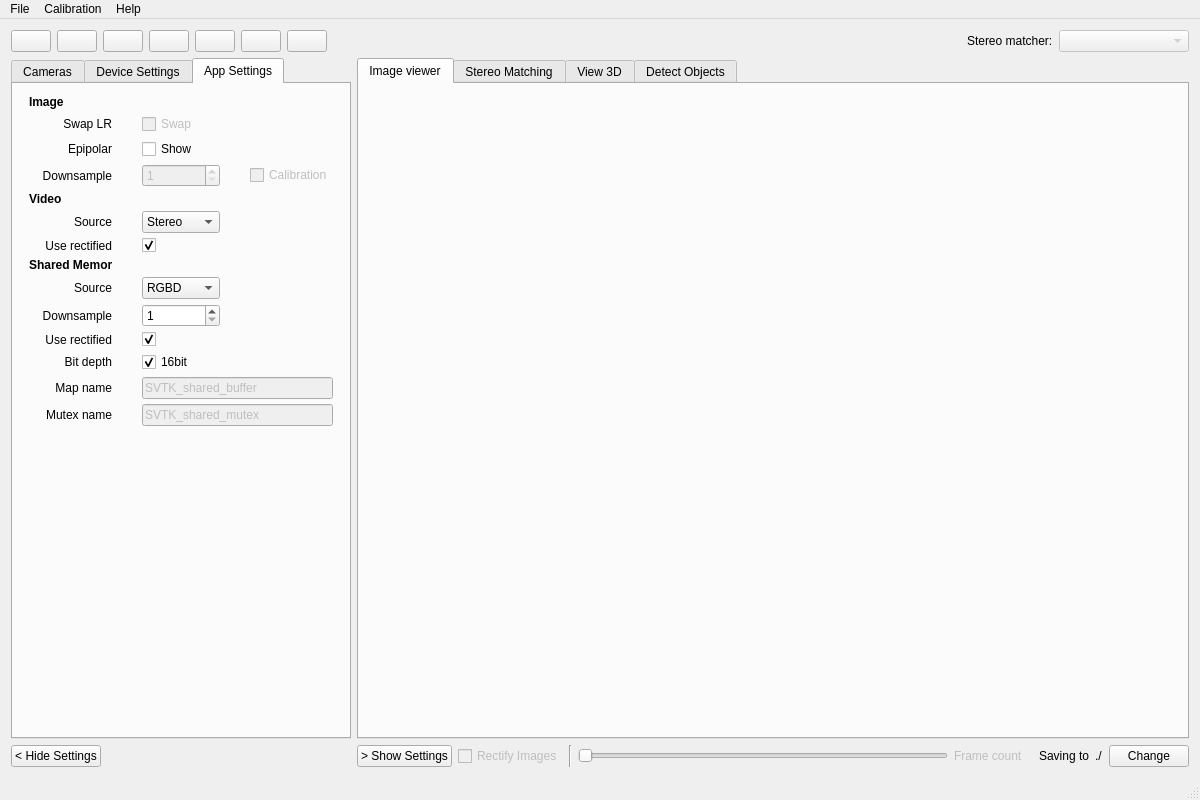
The window that src/svtkwindow.ui (i3drobotics/stereo-vision-toolkit) describes before a commit, drawn with Qt 5.
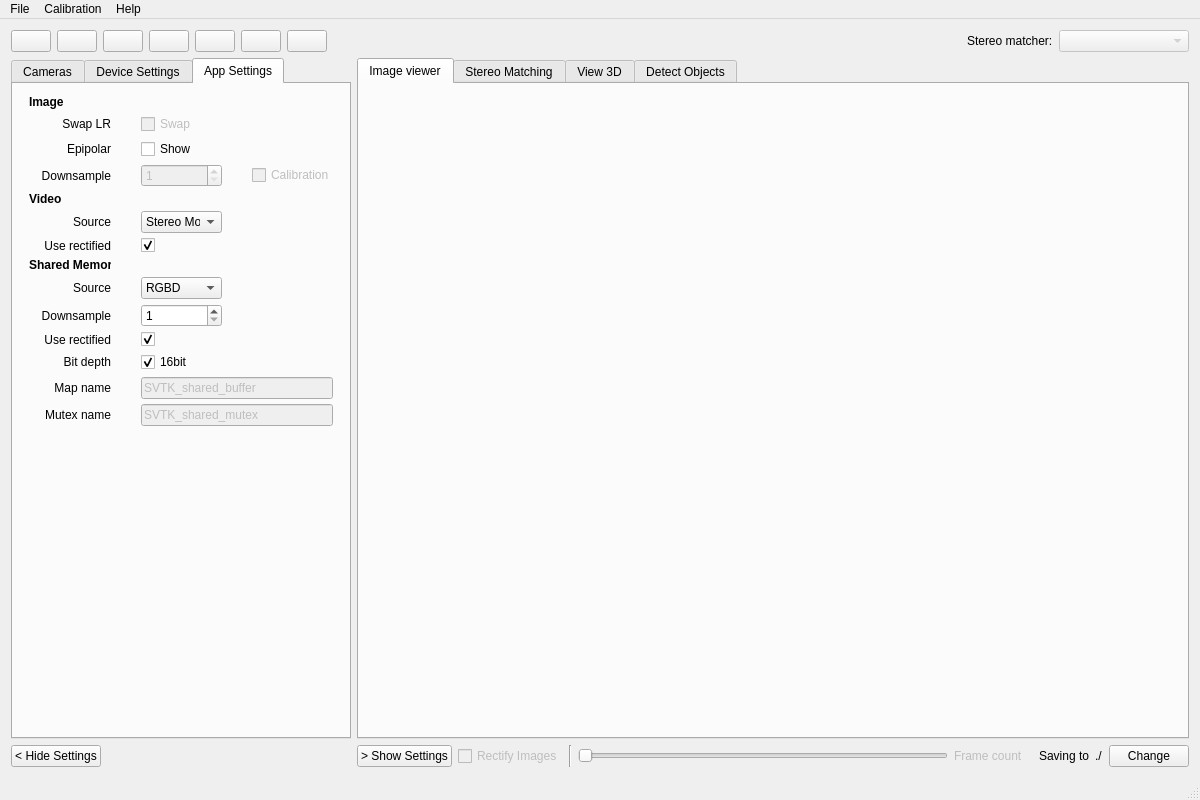
The same window after the commit. The open tabs and pages were chosen to show the change.

Commit message: add mono stereo video

What changed in the file:
```diff
--- a/src/svtkwindow.ui
+++ b/src/svtkwindow.ui
@@ -965,6 +965,11 @@
                </item>
                <item row="5" column="1">
                 <widget class="QComboBox" name="comboBoxVideoSource">
+                 <item>
+                  <property name="text">
+                   <string>Stereo Mono</string>
+                  </property>
+                 </item>
                  <item>
                   <property name="text">
                    <string>Stereo</string>
```
Left out of the diff: 4 changed lines with no effect on the pictures. The commit also changes 4 other files.
